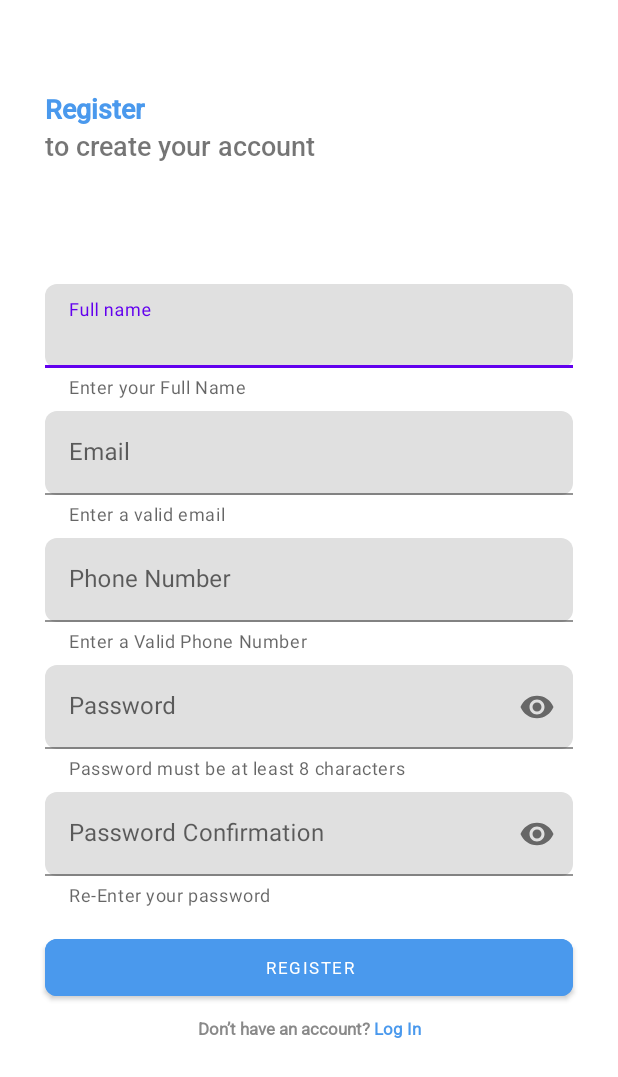
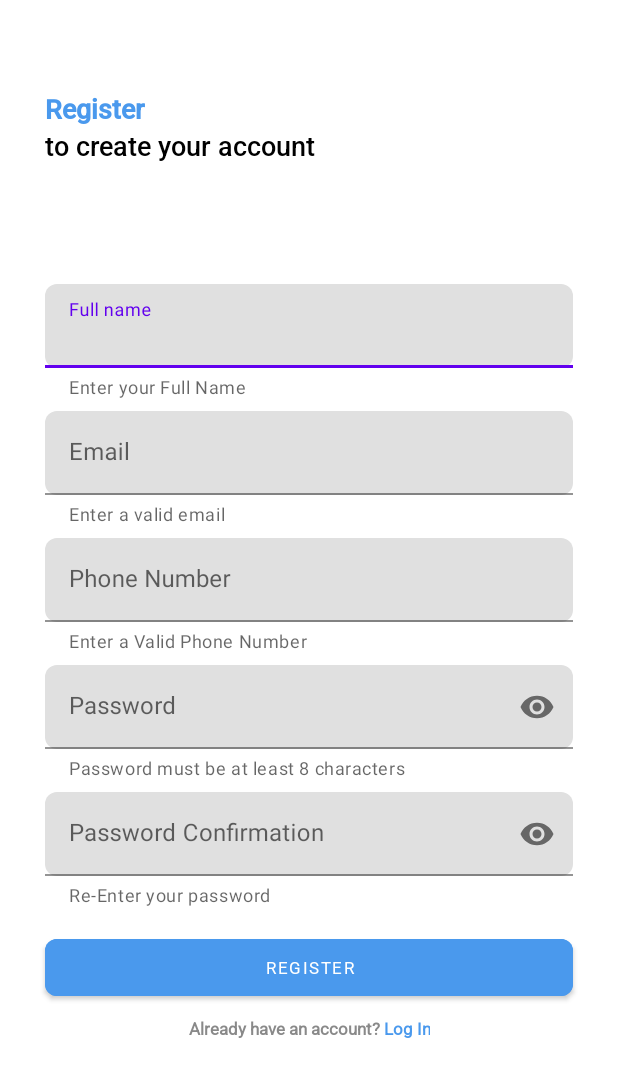
Before and after one commit to 0utperform/MobileDevelopment, an Android app: the RegisterActivity screen opened directly, with no data from a screen before it, on a phone screen of 412 x 824 dp. Shown: the top 1077 px of the screen. Run offline under Robolectric (Android 15) with nearby library versions, the phone set to English and light mode, and no system bars; our stand-ins replace Dagger/Hilt's generated code.

Commit message:
adjusted dark theme text color

```diff
--- a/app/src/main/java/com/example/a0utperform/ui/register/RegisterActivity.kt
+++ b/app/src/main/java/com/example/a0utperform/ui/register/RegisterActivity.kt
@@ -9,6 +9,7 @@ import androidx.appcompat.app.AppCompatActivity
 import com.example.a0utperform.databinding.ActivityRegisterBinding
 import com.example.a0utperform.ui.decidelogin.ActivityDecideLogin
 import com.example.a0utperform.ui.decidelogin.DecideLoginViewModel
+import com.example.a0utperform.ui.login.LoginActivity
 import com.example.a0utperform.ui.main_activity.ActivityMain
 import dagger.hilt.android.AndroidEntryPoint
 
@@ -52,10 +53,19 @@ class RegisterActivity : AppCompatActivity() {
                 }
             }
         }
-
+        setupClickListeners()
         observeRegisterState()
 
 
+    }
+
+    private fun setupClickListeners() {
+        binding.logIn.setOnClickListener { navigateTo(LoginActivity::class.java) }
+    }
+    private fun navigateTo(destination: Class<*>) {
+        val intent = Intent(this, destination)
+        startActivity(intent)
+        finish() // removes the current activity from the back stack
     }
 
     private fun observeRegisterState() {
--- a/app/src/main/res/drawable/baseline_settings_24.xml
+++ b/app/src/main/res/drawable/baseline_settings_24.xml
@@ -1,4 +1,4 @@
-<vector xmlns:android="http://schemas.android.com/apk/res/android" android:height="24dp" android:tint="#000000" android:viewportHeight="24" android:viewportWidth="24" android:width="24dp">
+<vector xmlns:android="http://schemas.android.com/apk/res/android" android:height="24dp" android:tint="#BBBBBB" android:viewportHeight="24" android:viewportWidth="24" android:width="24dp">
 
     <path android:fillColor="@android:color/white" android:pathData="M19.14,12.94c0.04,-0.3 0.06,-0.61 0.06,-0.94c0,-0.32 -0.02,-0.64 -0.07,-0.94l2.03,-1.58c0.18,-0.14 0.23,-0.41 0.12,-0.61l-1.92,-3.32c-0.12,-0.22 -0.37,-0.29 -0.59,-0.22l-2.39,0.96c-0.5,-0.38 -1.03,-0.7 -1.62,-0.94L14.4,2.81c-0.04,-0.24 -0.24,-0.41 -0.48,-0.41h-3.84c-0.24,0 -0.43,0.17 -0.47,0.41L9.25,5.35C8.66,5.59 8.12,5.92 7.63,6.29L5.24,5.33c-0.22,-0.08 -0.47,0 -0.59,0.22L2.74,8.87C2.62,9.08 2.66,9.34 2.86,9.48l2.03,1.58C4.84,11.36 4.8,11.69 4.8,12s0.02,0.64 0.07,0.94l-2.03,1.58c-0.18,0.14 -0.23,0.41 -0.12,0.61l1.92,3.32c0.12,0.22 0.37,0.29 0.59,0.22l2.39,-0.96c0.5,0.38 1.03,0.7 1.62,0.94l0.36,2.54c0.05,0.24 0.24,0.41 0.48,0.41h3.84c0.24,0 0.44,-0.17 0.47,-0.41l0.36,-2.54c0.59,-0.24 1.13,-0.56 1.62,-0.94l2.39,0.96c0.22,0.08 0.47,0 0.59,-0.22l1.92,-3.32c0.12,-0.22 0.07,-0.47 -0.12,-0.61L19.14,12.94zM12,15.6c-1.98,0 -3.6,-1.62 -3.6,-3.6s1.62,-3.6 3.6,-3.6s3.6,1.62 3.6,3.6S13.98,15.6 12,15.6z"/>
 
--- a/app/src/main/res/layout/activity_login.xml
+++ b/app/src/main/res/layout/activity_login.xml
@@ -26,6 +26,7 @@
         android:layout_height="wrap_content"
         android:text="@string/your_account"
         android:textSize="@dimen/text_size_medium"
+        android:textColor="@color/text_color"
         android:fontFamily="@font/roboto_medium"
         android:layout_marginStart="@dimen/margin_medium"
         app:layout_constraintStart_toStartOf="parent"
--- a/app/src/main/res/layout/activity_register.xml
+++ b/app/src/main/res/layout/activity_register.xml
@@ -27,6 +27,7 @@
         android:layout_height="wrap_content"
         android:text="@string/register_your_account"
         android:textSize="@dimen/text_size_large"
+        android:textColor="@color/text_color"
         android:fontFamily="@font/roboto_medium"
         android:layout_marginStart="@dimen/margin_medium"
         app:layout_constraintStart_toStartOf="parent"
@@ -178,7 +179,7 @@
         />
 
     <TextView
-        android:id="@+id/signUp"
+        android:id="@+id/logIn"
         android:layout_width="wrap_content"
         android:layout_height="wrap_content"
         android:text="@string/log_in"
--- a/app/src/main/res/layout/fragment_dashboard.xml
+++ b/app/src/main/res/layout/fragment_dashboard.xml
@@ -55,6 +55,7 @@
                 android:layout_width="wrap_content"
                 android:layout_height="wrap_content"
                 android:layout_marginStart="@dimen/margin_medium"
+                android:textColor="@color/text_color"
                 app:layout_constraintTop_toTopOf="parent"
                 app:layout_constraintStart_toEndOf="@+id/profile_image"
                 android:text="Mark Combine"
@@ -158,6 +159,7 @@
                    android:textAlignment="center"
                    android:text="@string/placeholder_percent"
                    android:textSize="@dimen/text_size_extra_large"
+                   android:textColor="@color/text_color"
                    android:textStyle="bold"
                    android:layout_gravity="center"
                    android:fontFamily="@font/roboto_semibold"
--- a/app/src/main/res/layout/fragment_profile.xml
+++ b/app/src/main/res/layout/fragment_profile.xml
@@ -31,6 +31,7 @@
             android:layout_width="wrap_content"
             android:layout_height="wrap_content"
             android:text="Mark Combine"
+            android:textColor="@color/text_color"
             android:textSize="@dimen/text_size_large"
             android:fontFamily="@font/roboto_medium"
             android:textStyle="bold"
@@ -69,6 +70,7 @@
             android:layout_height="wrap_content"
             android:text="Personal Information"
             android:textSize="@dimen/text_size_medium"
+            android:textColor="@color/text_color"
             android:fontFamily="@font/roboto_medium"
             android:layout_marginTop="@dimen/margin_medium"
             app:layout_constraintTop_toBottomOf="@id/line"
@@ -195,6 +197,7 @@
             android:fontFamily="@font/roboto_medium"
             android:text="@string/personalization_label"
             android:layout_marginTop="@dimen/margin_small"
+            android:textColor="@color/text_color"
             app:layout_constraintTop_toBottomOf="@id/information_card"
             app:layout_constraintBottom_toTopOf="@id/settings_card"
             app:layout_constraintStart_toStartOf="parent"
--- /dev/null
+++ b/app/src/main/res/values-night/colors.xml
@@ -0,0 +1,4 @@
+<?xml version="1.0" encoding="utf-8"?>
+<resources>
+    <color name="text_color">#FFFFFF</color>
+</resources>
--- a/app/src/main/res/values-night/strings.xml
+++ b/app/src/main/res/values-night/strings.xml
@@ -9,7 +9,7 @@
     <string name="btn_facebook_login">Connect With Facebook</string>
     <string name="pass_signin">Sign In With Password</string>
     <string name="sign_up"><font color='#898989'>Don’t have an account?</font><font color='#4A99ED'> Sign up</font></string>
-    <string name="log_in"><font color='#898989'>Don’t have an account?</font><font color='#4A99ED'> Log In</font></string>
+    <string name="log_in"><font color='#898989'>Already have an account?</font><font color='#4A99ED'> Log In</font></string>
     <string name="your_account">to your account</string>
     <string name="pass_login">Login</string>
     <string name="password_hint">Password</string>
--- a/app/src/main/res/values-sw400dp-h700dp/strings.xml
+++ b/app/src/main/res/values-sw400dp-h700dp/strings.xml
@@ -8,7 +8,7 @@
     <string name="btn_facebook_login">Connect With Facebook</string>
     <string name="pass_signin">Sign In With Password</string>
     <string name="sign_up"><font color='#898989'>Don’t have an account?</font><font color='#4A99ED'> Sign up</font></string>
-    <string name="log_in"><font color='#898989'>Don’t have an account?</font><font color='#4A99ED'> Log In</font></string>
+    <string name="log_in"><font color='#898989'>Already have an account?</font><font color='#4A99ED'> Log In</font></string>
     <string name="your_account">to your account</string>
     <string name="pass_login">Login</string>
     <string name="password_hint">Password</string>
--- a/app/src/main/res/values-sw400dp-h900dp/strings.xml
+++ b/app/src/main/res/values-sw400dp-h900dp/strings.xml
@@ -8,7 +8,7 @@
     <string name="btn_facebook_login">Connect With Facebook</string>
     <string name="pass_signin">Sign In With Password</string>
     <string name="sign_up"><font color='#898989'>Don’t have an account?</font><font color='#4A99ED'> Sign up</font></string>
-    <string name="log_in"><font color='#898989'>Don’t have an account?</font><font color='#4A99ED'> Log In</font></string>
+    <string name="log_in"><font color='#898989'>Already have an account?</font><font color='#4A99ED'> Log In</font></string>
     <string name="your_account">to your account</string>
     <string name="pass_login">Login</string>
     <string name="password_hint">Password</string>
--- a/app/src/main/res/values/colors.xml
+++ b/app/src/main/res/values/colors.xml
@@ -5,4 +5,5 @@
     <color name="brandBlue">#4A99ED</color>
     <color name="gray">#969696</color>
     <color name="brandBlueNight">#2C5B89</color>
+    <color name="text_color">#000000</color>
 </resources>
--- a/app/src/main/res/values/strings.xml
+++ b/app/src/main/res/values/strings.xml
@@ -8,7 +8,7 @@
     <string name="btn_facebook_login">Connect With Facebook</string>
     <string name="pass_signin">Sign In With Password</string>
     <string name="sign_up"><font color='#898989'>Don’t have an account?</font><font color='#4A99ED'> Sign up</font></string>
-    <string name="log_in"><font color='#898989'>Don’t have an account?</font><font color='#4A99ED'> Log In</font></string>
+    <string name="log_in"><font color='#898989'>Already have an account?</font><font color='#4A99ED'> Log In</font></string>
     <string name="your_account">to your account</string>
     <string name="pass_login">Login</string>
     <string name="password_hint">Password</string>
--- a/app/src/main/res/values/themes.xml
+++ b/app/src/main/res/values/themes.xml
@@ -1,7 +1,6 @@
 <resources xmlns:tools="http://schemas.android.com/tools">
     <!-- Base Material Theme (Light Mode) -->
 <style name="Base.Theme._0utPerform" parent="Theme.MaterialComponents.DayNight.NoActionBar">
-
 </style>
 
     <style name="Widget.OutlineButton" parent="Widget.MaterialComponents.Button.OutlinedButton">
```
Also changed, not shown: app/src/main/java/com/example/a0utperform/ui/login/LoginActivity.kt (+11 -1 lines), app/src/main/res/layout/activity_decide_login.xml (+7 -2 lines).
